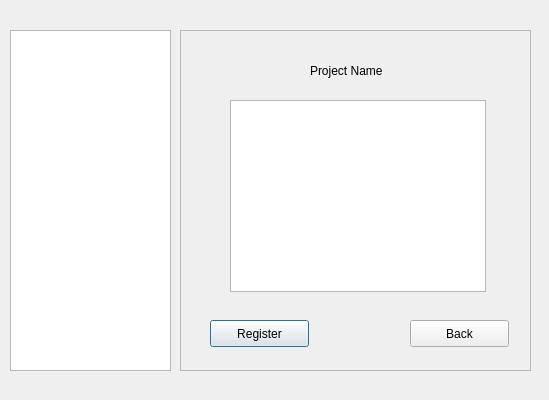
Above: studentprojectregisterview.ui from abhinavthukral28/stuPID before the change. Below: the same form after it.
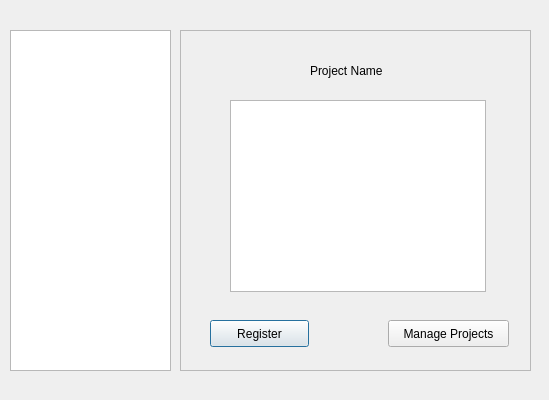
That is the form after the change.

Commit message: form validation create project

```diff
--- a/studentprojectregisterview.ui
+++ b/studentprojectregisterview.ui
@@ -67,14 +67,14 @@
    <widget class="QPushButton" name="manageProjectButton">
     <property name="geometry">
      <rect>
-      <x>230</x>
+      <x>208</x>
       <y>290</y>
-      <width>99</width>
+      <width>121</width>
       <height>27</height>
      </rect>
     </property>
     <property name="text">
-     <string>Back</string>
+     <string>Manage Projects</string>
     </property>
    </widget>
   </widget>
```
Left out of the diff: 2 changed lines with no effect on the pictures. The commit also changes 3 other files.
